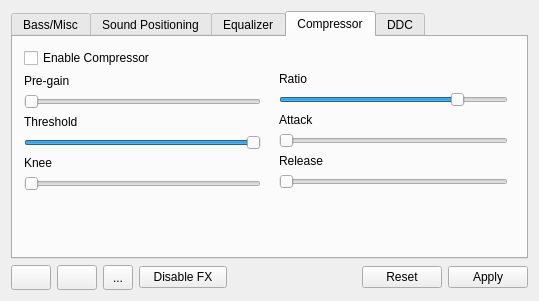
Above: mainwindow.ui from Audio4Linux/JDSP4Linux before the change. Below: the same form after it.
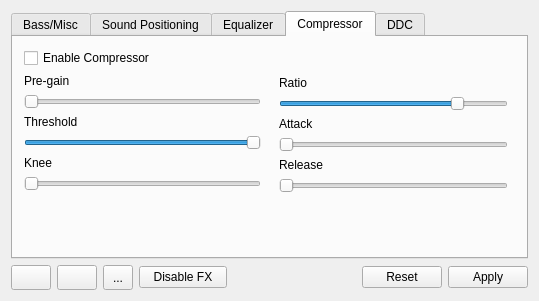
That is the form after the change. The open tabs and pages were chosen to show the change. Icons and pictures are not drawn.

Diff of the .ui file:
```diff
--- a/mainwindow.ui
+++ b/mainwindow.ui
@@ -1640,7 +1640,7 @@
             <property name="sizeHint" stdset="0">
              <size>
               <width>20</width>
-              <height>24</height>
+              <height>28</height>
              </size>
             </property>
            </spacer>
```
